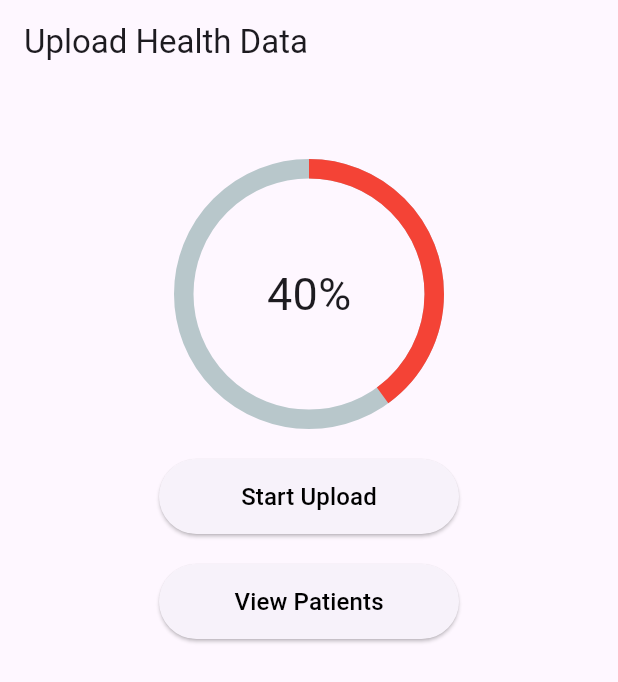
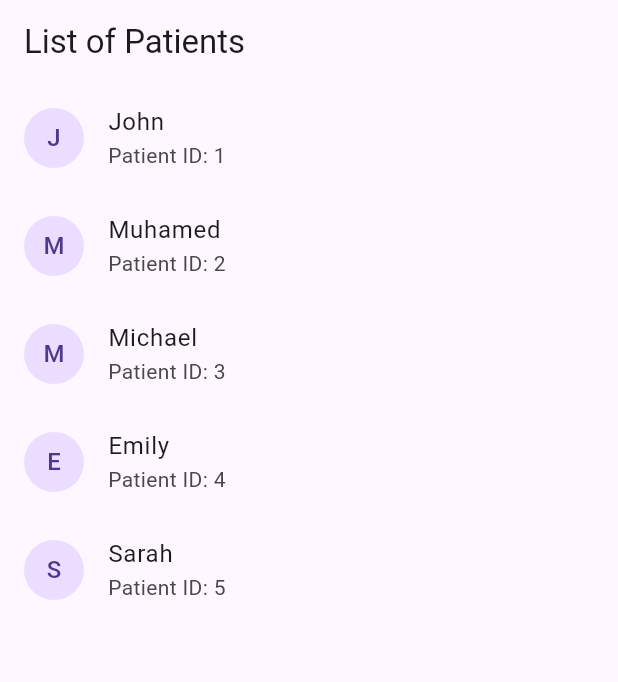
Before and after one commit to Muhameed06/HealthApp, a Flutter app: the screen it shows after launch, on a phone screen of 412 x 824 dp. Shown: the top 682 px of the screen. Run offline on Flutter 3.47's test engine with Material 3 defaults, Android fonts, the phone set to English and light mode, and no system bars; drawn by our look-alikes of percent_indicator.

Commit message:
Added List of Patient screen, where we can see all the patients.

```diff
--- a/lib/main.dart
+++ b/lib/main.dart
@@ -1,4 +1,5 @@
 import 'package:flutter/material.dart';
+import 'package:health_app/views/patients_screen.dart';
 import 'package:health_app/views/upload_screen.dart';
 
 void main() {
@@ -14,7 +15,7 @@ class MyApp extends StatelessWidget {
       debugShowCheckedModeBanner: false,
       title: 'Health App',
       home: Scaffold(
-        body: UploadScreen(),
+        body: PatientsScreen(),
       ),
     );
   }
--- /dev/null
+++ b/lib/views/patients_screen.dart
@@ -0,0 +1,44 @@
+import 'package:flutter/material.dart';
+
+class PatientsScreen extends StatelessWidget {
+  const PatientsScreen({super.key});
+
+  @override
+  Widget build(BuildContext context) {
+
+    final List<String> patients = [
+      'John',
+      'Muhamed',
+      'Michael',
+      'Emily',
+      'Sarah'
+    ];
+
+    return Scaffold(
+      appBar: AppBar(
+        title: const Text('List of Patients'),
+      ),
+      body: patients.isNotEmpty
+          ? ListView.builder(
+              itemCount: patients.length,
+              itemBuilder: (context, index) {
+                return ListTile(
+                  leading: CircleAvatar(
+                    child: Text(patients[index]
+                        [0]),
+                  ),
+                  title: Text(patients[index]),
+                  subtitle:
+                      Text('Patient ID: ${index + 1}'),
+                  onTap: () {
+                    debugPrint('Navigate to this user details');
+                  },
+                );
+              },
+            )
+          : const Center(
+              child: Text('No patients found'),
+            ),
+    );
+  }
+}
```
